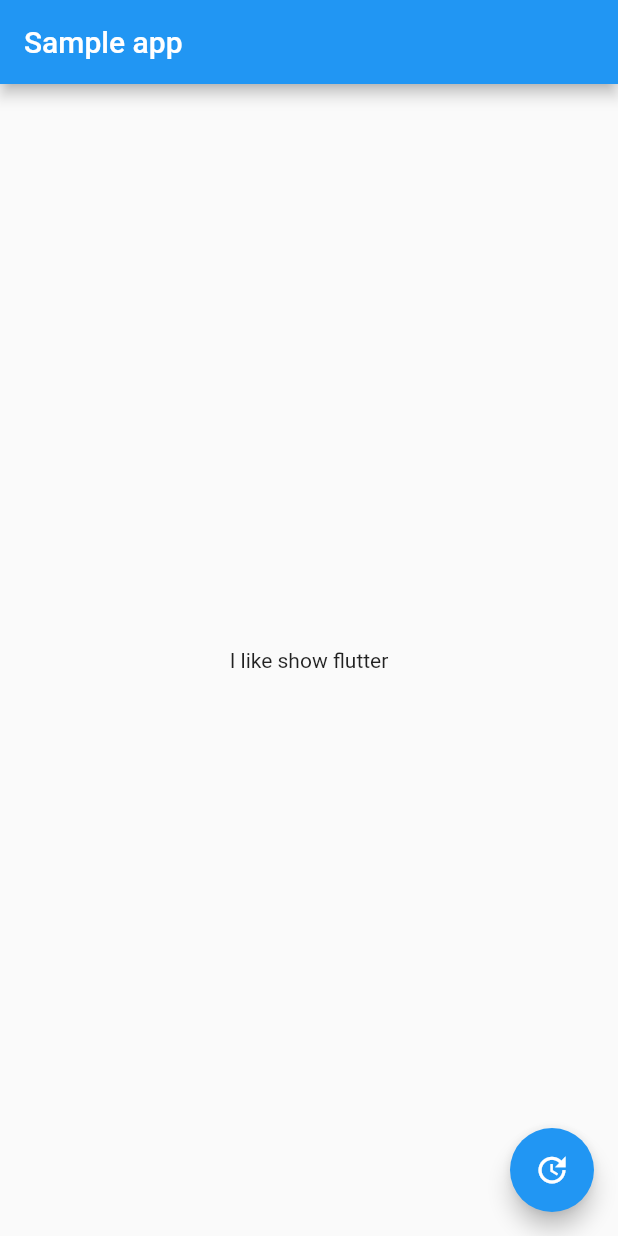
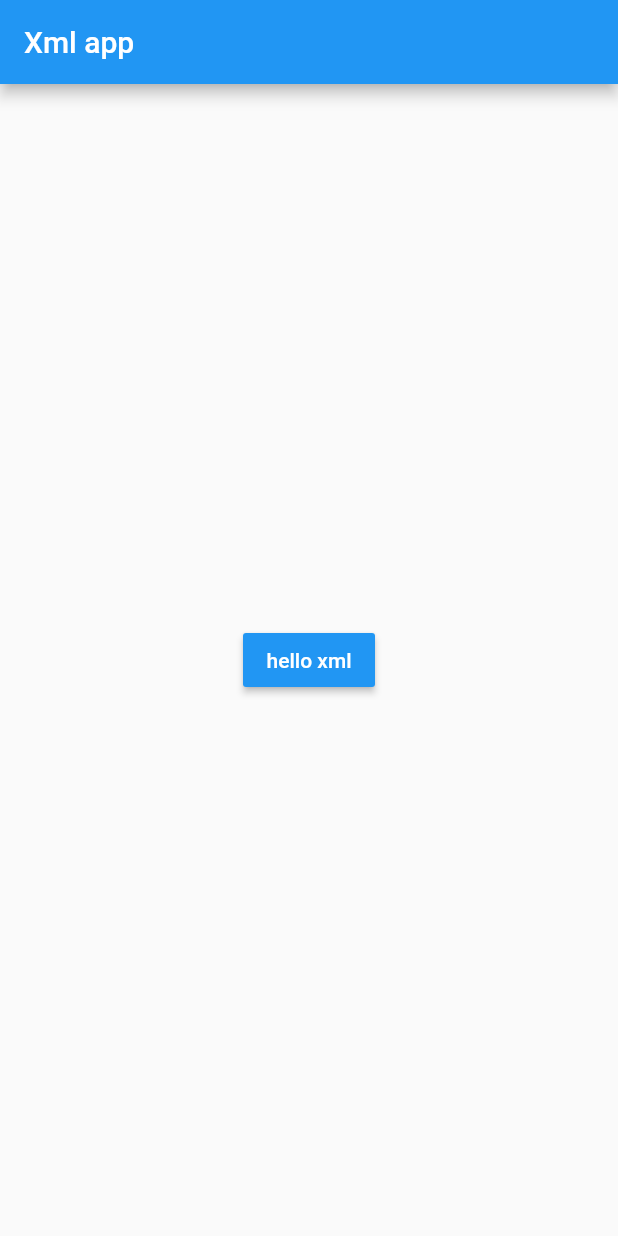
Before and after one commit to oneweekonething-ch/flutter_for_android, a Flutter app: the screen it shows after launch, on a phone screen of 412 x 824 dp. Run offline on Flutter 3.47's test engine with Material 2 defaults, Android fonts, the phone set to English and light mode, and no system bars.

Commit message:
refs 如何布局？ XML layout 文件跑哪去了？

```diff
--- a/lib/main.dart
+++ b/lib/main.dart
@@ -19,32 +19,51 @@ class SampleAppPage extends StatefulWidget {
   SampleAppPage({Key? key}) : super(key: key);
 
   @override
-  _SampleAppPageState createState() {
-    return new _SampleAppPageState();
+  _XmlAppPageState createState() {
+    return new _XmlAppPageState();
   }
 }
 
-class _SampleAppPageState extends State<SampleAppPage> {
-  String textToShow = "I like show flutter";
-  int updateNum = 0;
-
-  void _updateText() {
-    setState(() {
-      updateNum += 1;
-      textToShow = "Flutter is fuck Awesome $updateNum";
-    });
-  }
-
+class _XmlAppPageState extends State {
   @override
   Widget build(BuildContext context) {
     return new Scaffold(
-      appBar: new AppBar(title: new Text("Sample app")),
-      body: new Center(child: new Text(textToShow)),
-      floatingActionButton: new FloatingActionButton(
-        onPressed: _updateText,
-        tooltip: 'updateText',
-        child: new Icon(Icons.update),
+      appBar: new AppBar(title: new Text("Xml app")),
+      body: new Center(
+        child: new MaterialButton(
+          color: Colors.blue,
+          textColor: Colors.white,
+          onPressed: () {},
+          child: new Text("hello xml"),
+          padding: new EdgeInsets.only(left: 10.0, right: 10.0),
+        ),
       ),
     );
   }
 }
+
+//
+// class _SampleAppPageState extends State<SampleAppPage> {
+//   String textToShow = "I like show flutter";
+//   int updateNum = 0;
+//
+//   void _updateText() {
+//     setState(() {
+//       updateNum += 1;
+//       textToShow = "Flutter is fuck Awesome $updateNum";
+//     });
+//   }
+//
+//   @override
+//   Widget build(BuildContext context) {
+//     return new Scaffold(
+//       appBar: new AppBar(title: new Text("Sample app")),
+//       body: new Center(child: new Text(textToShow)),
+//       floatingActionButton: new FloatingActionButton(
+//         onPressed: _updateText,
+//         tooltip: 'updateText',
+//         child: new Icon(Icons.update),
+//       ),
+//     );
+//   }
+// }
```
